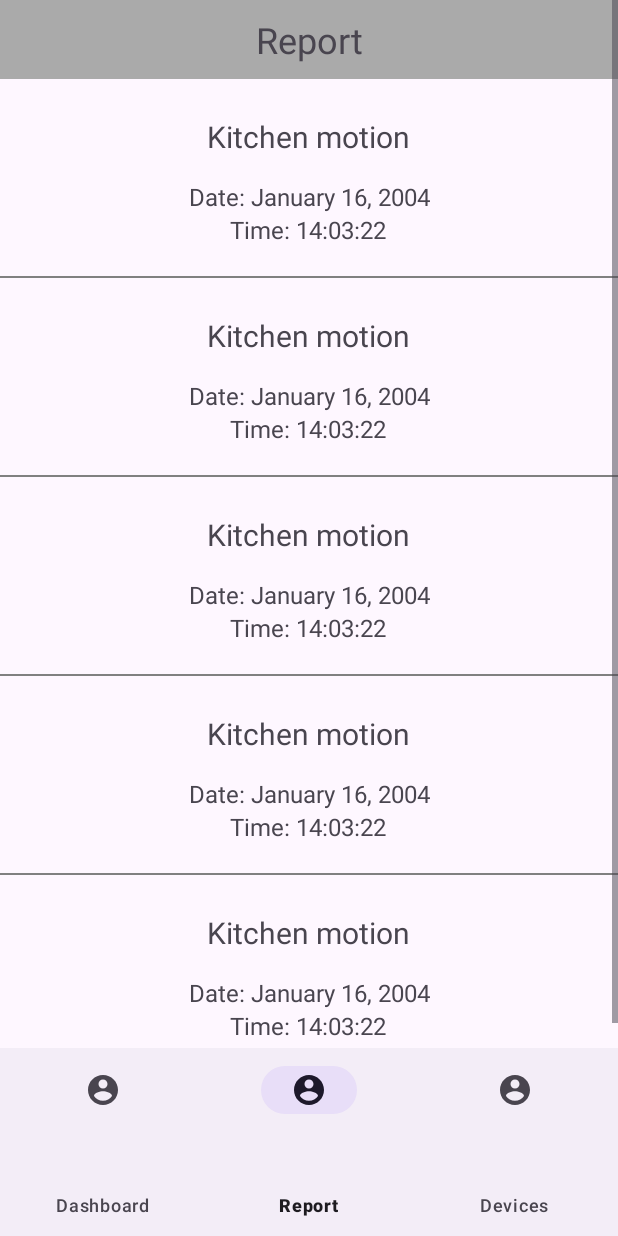
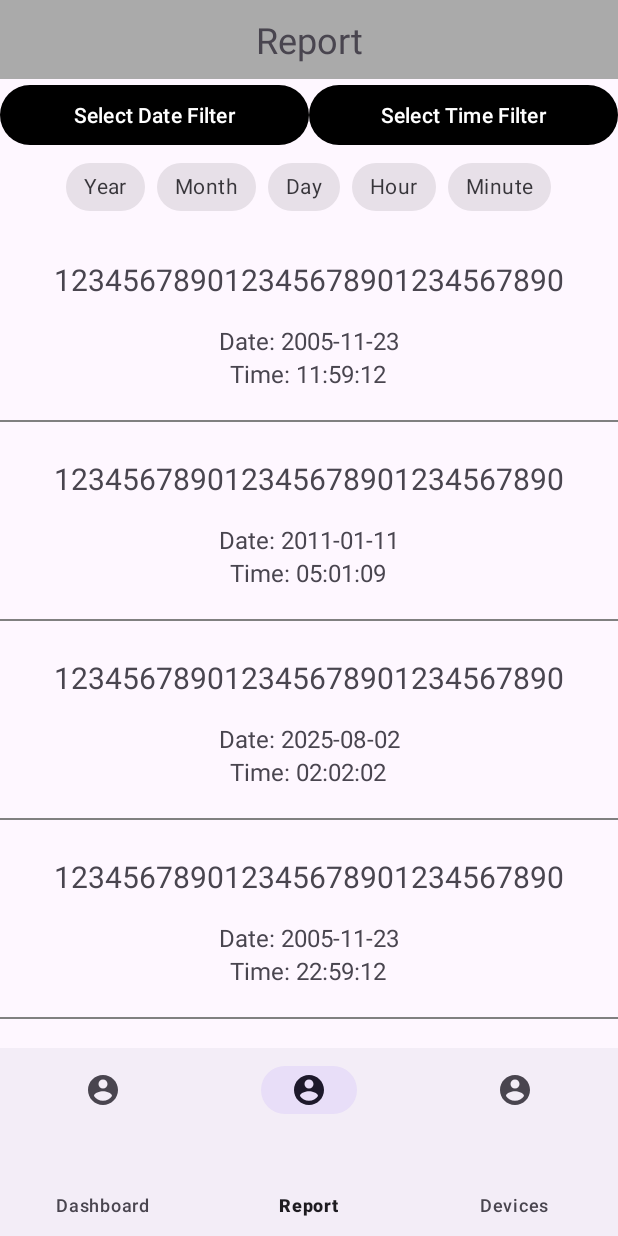
Before and after one commit to fcaanaak/ModSec, an Android app: the screen it shows after launch (MainActivity), item 2 of the bottom bar chosen, on a phone screen of 412 x 824 dp. Run offline under Robolectric (Android 15) with nearby library versions, the phone set to English and light mode, and no system bars.

Commit message:
Added basic filtration

```diff
--- a/ModSecApp/app/src/main/java/com/example/modsecapp/MainActivity.kt
+++ b/ModSecApp/app/src/main/java/com/example/modsecapp/MainActivity.kt
@@ -1,12 +1,12 @@
 package com.example.modsecapp
 
 import android.os.Bundle
-import android.widget.Toast
 import androidx.appcompat.app.AppCompatActivity
 import com.google.android.material.bottomnavigation.BottomNavigationView
 import androidx.fragment.app.Fragment
-import androidx.recyclerview.widget.RecyclerView
-
+import com.example.modsecapp.pages.dashboard.DashboardFragment
+import com.example.modsecapp.pages.devices.DevicesFragment
+import com.example.modsecapp.pages.report.ReportFragment
 
 class MainActivity : AppCompatActivity() {
 
--- a/ModSecApp/app/src/main/java/com/example/modsecapp/ReportEntry.kt
+++ /dev/null
@@ -1,9 +0,0 @@
-package com.example.modsecapp
-
-data class ReportEntry(var reportingDevice:String, var date:String,var time:String){
-
-    init{
-        date = "Date: $date"
-        time = "Time: $time"
-    }
-}
--- a/ModSecApp/app/src/main/java/com/example/modsecapp/ReportFragment.kt
+++ /dev/null
@@ -1,76 +0,0 @@
-package com.example.modsecapp
-
-import android.os.Bundle
-import androidx.fragment.app.Fragment
-import android.view.LayoutInflater
-import android.view.View
-import android.view.ViewGroup
-import androidx.recyclerview.widget.LinearLayoutManager
-import androidx.recyclerview.widget.RecyclerView
-
-/**
- * A simple [Fragment] subclass.
- * Use the [ReportFragment.newInstance] factory method to
- * create an instance of this fragment.
- */
-class ReportFragment : Fragment() {
-    // TODO: Rename and change types of parameters
-
-
-    override fun onCreate(savedInstanceState: Bundle?) {
-        super.onCreate(savedInstanceState)
-
-
-
-    }
-    override fun onCreateView(
-        inflater: LayoutInflater, container: ViewGroup?,
-        savedInstanceState: Bundle?
-
-    ): View? {
-
-        // Inflate the layout for this fragment
-        val view: View? = inflater.inflate(R.layout.fragment_report, container, false)
-        setupReportData(view)
-
-        return view
-    }
-
-    private fun setupReportData(view:View?){
-        /**
-         *
-         * Hook up the data array that holds the reports to the UI
-         */
-
-        // Ignore the warning here, we are passing in a view created earlier
-        val recyclerView = view!!.findViewById<RecyclerView>(R.id.recyclerView)
-
-        val examData = generateTestDataList()
-
-        recyclerView.layoutManager = LinearLayoutManager(this@ReportFragment.context)
-
-        val adapter = ReportAdapter(examData)
-        recyclerView.adapter = adapter
-    }
-
-    private fun generateTestDataList(): List<ReportEntry>{
-        /**
-         * Method to generate sample data array for Reports (remove later)
-         *
-         */
-
-        return mutableListOf<ReportEntry>(
-            ReportEntry("Kitchen motion detector","January 16, 2004","14:03:22"),
-            ReportEntry("Kitchen motion detector","January 16, 2004","14:03:22"),
-            ReportEntry("Kitchen motion detector","January 16, 2004","14:03:22"),
-            ReportEntry("Kitchen motion detector","January 16, 2004","14:03:22"),
-            ReportEntry("Kitchen motion detector","January 16, 2004","14:03:22"),
-            ReportEntry("Kitchen motion detector","January 16, 2004","14:03:22"),
-            ReportEntry("Kitchen motion detector","January 16, 2004","14:03:22"),
-            ReportEntry("Kitchen motion detector","January 16, 2004","14:03:22"),
-            ReportEntry("Kitchen motion detector","January 16, 2004","14:03:22"),
-            ReportEntry("Kitchen motion detector","January 16, 2004","14:03:22"),
-        )
-    }
-
-}
--- a/ModSecApp/app/src/main/java/com/example/modsecapp/ReportAdapter.kt
+++ b/ModSecApp/app/src/main/java/com/example/modsecapp/pages/report/ReportAdapter.kt
@@ -1,14 +1,14 @@
-package com.example.modsecapp
+package com.example.modsecapp.pages.report
 
 import android.view.LayoutInflater
 import android.view.View
 import android.view.ViewGroup
-import android.widget.ImageView
 import android.widget.TextView
 import androidx.recyclerview.widget.RecyclerView
+import com.example.modsecapp.R
+import com.example.modsecapp.pages.report.ReportEntry
 
-
-class ReportAdapter( val reportList: List<ReportEntry>) :
+class ReportAdapter( var reportList: List<ReportEntry>) :
     RecyclerView.Adapter<ReportAdapter.MyViewHolder>() {
 
     override fun onCreateViewHolder(parent: ViewGroup, viewType: Int): MyViewHolder {
@@ -20,13 +20,18 @@ class ReportAdapter( val reportList: List<ReportEntry>) :
         val ReportEntry = reportList[position]
 
         holder.entryDeviceName.text = ReportEntry.reportingDevice
-        holder.entryDate.text = ReportEntry.date
-        holder.entryTime.text = ReportEntry.time
+        holder.entryDate.text = ReportEntry.displayDate
+        holder.entryTime.text = ReportEntry.displayTime
 
     }
 
     override fun getItemCount(): Int {
         return reportList.size
+    }
+
+    fun updateList(newList: List<ReportEntry>){
+        reportList = newList
+        notifyDataSetChanged()
     }
 
     // ViewHolder class
--- /dev/null
+++ b/ModSecApp/app/src/main/java/com/example/modsecapp/pages/report/ReportEntry.kt
@@ -0,0 +1,18 @@
+package com.example.modsecapp.pages.report
+
+import java.time.LocalDateTime
+
+
+data class ReportEntry(var reportingDevice:String, var dateTimeObject: LocalDateTime){
+
+
+    val year = dateTimeObject.year
+    val month = dateTimeObject.month
+    val day = dateTimeObject.dayOfMonth
+    val hour = dateTimeObject.hour
+    val minute = dateTimeObject.minute
+
+    val displayDate = "Date: ${dateTimeObject.toLocalDate()}"
+    val displayTime = "Time: ${dateTimeObject.toLocalTime()}"
+
+}
--- /dev/null
+++ b/ModSecApp/app/src/main/java/com/example/modsecapp/pages/report/ReportFragment.kt
@@ -0,0 +1,261 @@
+package com.example.modsecapp.pages.report
+
+import android.app.DatePickerDialog
+import android.app.TimePickerDialog
+import android.os.Bundle
+import android.util.Log
+import android.view.LayoutInflater
+import android.view.View
+import android.view.ViewGroup
+import android.widget.Button
+import androidx.fragment.app.Fragment
+import androidx.recyclerview.widget.LinearLayoutManager
+import androidx.recyclerview.widget.RecyclerView
+import com.example.modsecapp.R
+import java.util.Calendar
+import com.example.modsecapp.pages.report.filter.ReportFilter
+import com.google.android.material.chip.Chip
+import com.google.android.material.chip.ChipGroup
+import java.time.LocalDateTime
+
+/**
+ * A simple [androidx.fragment.app.Fragment] subclass.
+ * Use the [ReportFragment.newInstance] factory method to
+ * create an instance of this fragment.
+ */
+class ReportFragment : Fragment() {
+
+
+
+    // UI Widgets
+    private lateinit var dateFilterButton: Button
+    private lateinit var timeFilterButton: Button
+    private lateinit var reportFiltersChipGroup: ChipGroup
+    private lateinit var reportFilterChipYear: Chip
+    private lateinit var reportFilterChipMonth: Chip
+    private lateinit var reportFilterChipDay: Chip
+    private lateinit var reportFilterChipHour: Chip
+    private lateinit var reportFilterChipMinute: Chip
+
+    private lateinit var reportRecyclerView: RecyclerView
+    private lateinit var reportEntryAdapter: ReportAdapter
+
+    // Entry arrays
+
+    private lateinit var originalEntries: MutableList<ReportEntry>
+    private lateinit var dynamicEntries: MutableList<ReportEntry>
+
+
+    // Filter Object
+
+    private lateinit var reportFilter: ReportFilter
+
+    override fun onCreate(savedInstanceState: Bundle?) {
+        super.onCreate(savedInstanceState)
+
+    }
+
+    override fun onCreateView(
+        inflater: LayoutInflater, container: ViewGroup?,
+        savedInstanceState: Bundle?
+
+    ): View? {
+
+        reportFilter = ReportFilter()
+
+        // Inflate the layout for this fragment
+        val view: View? = inflater.inflate(R.layout.fragment_report, container, false)
+        setupReportData(view)
+
+        dateFilterButton = view!!.findViewById(R.id.reportFilterDateButton)
+        timeFilterButton = view!!.findViewById(R.id.reportFilterTimeButton)
+
+        reportFiltersChipGroup = view!!.findViewById(R.id.reportFiltersChipGroup)
+
+        reportFilterChipYear = view!!.findViewById(R.id.reportFilterChipYear)
+        reportFilterChipMonth = view!!.findViewById(R.id.reportFilterChipMonth)
+        reportFilterChipDay = view!!.findViewById(R.id.reportFilterChipDay)
+        reportFilterChipHour = view!!.findViewById(R.id.reportFilterChipHour)
+        reportFilterChipMinute = view!!.findViewById(R.id.reportFilterChipMinute)
+
+        reportFiltersChipGroup.setOnCheckedStateChangeListener { group, checkedIds ->
+
+            reportFilter.disableAllFilters()
+
+            for (id in checkedIds){
+
+                when (id){
+                    R.id.reportFilterChipYear -> reportFilter.yearKey.active = true
+                    R.id.reportFilterChipMonth -> reportFilter.monthKey.active = true
+                    R.id.reportFilterChipDay -> reportFilter.dayKey.active = true
+                    R.id.reportFilterChipHour -> reportFilter.hourKey.active = true
+                    R.id.reportFilterChipMinute -> reportFilter.minuteKey.active = true
+
+                }
+
+            }
+
+            // Testing out filtration, delete later if needed
+            reportEntryAdapter.updateList(
+                originalEntries.filter{
+                    it.year == reportFilter.yearKey.data
+                }.toMutableList()
+
+            )
+
+        }
+
+
+           /*
+            originalEntries.filterTo(dynamicEntries){
+               it.year
+           }
+           */
+
+
+        setupDateFilter(view,dateFilterButton)
+        setupTimeFilter(view,timeFilterButton)
+
+
+        return view
+    }
+
+
+    private fun setupTimeFilter(view: View?, timeFilterButton: Button){
+
+        val leastDoubleDigitNumber = 10
+
+        timeFilterButton.setOnClickListener {
+
+            val c = Calendar.getInstance()
+
+            val hour = c.get(Calendar.HOUR)
+            val minute = c.get(Calendar.MINUTE)
+
+            val timePickerDialog = this.context?.let {it ->
+                TimePickerDialog(
+                    it,
+                    { view, hour, minute ->
+
+                        val hourString = if (hour < leastDoubleDigitNumber) "0$hour" else hour
+                        val minuteString = if (minute < leastDoubleDigitNumber) "0$minute" else minute
+
+                        timeFilterButton.text = "Time Filter $hourString:$minuteString"
+
+                        reportFilter.minuteKey.data = minute
+                        reportFilter.hourKey.data = hour
+
+                        reportFilterChipHour.text = getString(R.string.report_filter_chip_hour_text, hour)
+                        reportFilterChipMinute.text = getString(R.string.report_filter_chip_minute_text, minute)
+
+                    },
+                    hour,
+                    minute,
+                    false
+                ).apply { show() }
+            }
+        }
+
+    }
+    private fun setupDateFilter(view: View?, dateFilterButton: Button){
+
+        dateFilterButton.setOnClickListener {
+            val c = Calendar.getInstance()
+
+            // on below line we are getting
+            // our day, month and year.
+            val year = c.get(Calendar.YEAR)
+            val month = c.get(Calendar.MONTH)
+            val day = c.get(Calendar.DAY_OF_MONTH)
+
+            // on below line we are creating a
+            // variable for date picker dialog.
+            val datePickerDialog = this.context?.let { it1 ->
+                DatePickerDialog(
+
+                    it1,
+                    { view, year, monthOfYear, dayOfMonth ->
+                        val dat = "Date Filter ${(dayOfMonth.toString() + "-" + (monthOfYear + 1) + "-" + year)}"
+                        dateFilterButton.text = dat
+
+                        reportFilter.yearKey.data = year
+                        reportFilter.monthKey.data = monthOfYear
+                        reportFilter.dayKey.data = dayOfMonth
+
+                        setDateChipsText(year,monthOfYear,dayOfMonth)
+                    },
+                    year,
+                    month,
+                    day
+                )
+            }
+            datePickerDialog!!.show()
+        }
+    }
+
+    private fun setDateChipsText(year:Int, month:Int, day: Int){
+
+        val monthNames: Array<String> = arrayOf(
+            "Jan", "Feb", "Mar", "Apr", "May", "Jun",
+            "July", "Aug", "Sept", "Oct" , "Nov", "Dec"
+        )
+
+        reportFilterChipYear.text = getString(
+            R.string.report_filter_chip_year_text,
+            year
+        )
+
+        reportFilterChipMonth.text = getString(
+            R.string.report_filter_chip_month_text,
+            monthNames[month]
+        )
+
+        reportFilterChipDay.text = getString(
+            R.string.report_filter_chip_day_text,
+            day
+        )
+    }
+
+    private fun setupReportData(view: View?){
+        /**
+         *
+         * Hook up the data array that holds the reports to the UI
+         */
+
+        // Ignore the warning here, we are passing in a view created earlier
+        reportRecyclerView = view!!.findViewById<RecyclerView>(R.id.recyclerView)
+
+        originalEntries = generateTestDataList()
+        dynamicEntries = originalEntries.toMutableList()
+
+        reportRecyclerView.layoutManager = LinearLayoutManager(this@ReportFragment.context)
+
+        reportEntryAdapter = ReportAdapter(dynamicEntries)
+        reportRecyclerView.adapter = reportEntryAdapter
+
+    }
+
+    private fun generateTestDataList(): MutableList<ReportEntry>{
+        /**
+         * Method to generate sample data array for Reports (remove later)
+         *
+         */
+
+        return mutableListOf<ReportEntry>(
+            ReportEntry("123456789012345678901234567890", LocalDateTime.of(
+                2005, 11, 23, 11, 59,12
+            )),
+            ReportEntry("123456789012345678901234567890", LocalDateTime.of(
+                2011, 1, 11, 5, 1,9
+            )),
+            ReportEntry("123456789012345678901234567890", LocalDateTime.of(
+                2025, 8, 2, 2, 2,2
+            )),
+            ReportEntry("123456789012345678901234567890", LocalDateTime.of(
+                2005, 11, 23, 22, 59,12
+            )),
+
+            )
+    }
+
+}
--- /dev/null
+++ b/ModSecApp/app/src/main/java/com/example/modsecapp/pages/report/filter/FilterKey.kt
@@ -0,0 +1,3 @@
+package com.example.modsecapp.pages.report.filter
+
+data class FilterKey<T>(var data:T, var active: Boolean=false)
--- a/ModSecApp/app/src/main/res/layout/fragment_dashboard.xml
+++ b/ModSecApp/app/src/main/res/layout/fragment_dashboard.xml
@@ -3,7 +3,7 @@
     xmlns:tools="http://schemas.android.com/tools"
     android:layout_width="match_parent"
     android:layout_height="match_parent"
-    tools:context=".DashboardFragment">
+    tools:context=".pages.dashboard.DashboardFragment">
 
     <!-- TODO: Update blank fragment layout -->
     <TextView
--- a/ModSecApp/app/src/main/res/layout/fragment_device_settings.xml
+++ b/ModSecApp/app/src/main/res/layout/fragment_device_settings.xml
@@ -3,7 +3,7 @@
     xmlns:tools="http://schemas.android.com/tools"
     android:layout_width="match_parent"
     android:layout_height="match_parent"
-    tools:context=".DevicesFragment">
+    tools:context=".pages.devices.DevicesFragment">
 
     <!-- TODO: Update blank fragment layout -->
     <TextView
--- a/ModSecApp/app/src/main/res/layout/fragment_report.xml
+++ b/ModSecApp/app/src/main/res/layout/fragment_report.xml
@@ -1,9 +1,10 @@
 <?xml version="1.0" encoding="utf-8"?>
 <ScrollView xmlns:android="http://schemas.android.com/apk/res/android"
+    xmlns:app="http://schemas.android.com/apk/res-auto"
     xmlns:tools="http://schemas.android.com/tools"
     android:layout_width="match_parent"
     android:layout_height="match_parent"
-    tools:context=".ReportFragment">
+    tools:context=".pages.report.ReportFragment">
 
     <LinearLayout
         android:layout_width="match_parent"
@@ -20,6 +21,71 @@
             android:textAlignment="center"
             android:textSize="24sp" />
 
+        <LinearLayout
+            android:id = "@+id/filters"
+            android:layout_width="match_parent"
+            android:layout_height="match_parent"
+            android:orientation="horizontal">
+
+            <Button
+                android:id="@+id/reportFilterDateButton"
+                android:layout_width="match_parent"
+                android:layout_height="wrap_content"
+                android:layout_weight="1"
+                android:text="@string/report_filter_button_date_default" />
+
+            <Button
+                android:id="@+id/reportFilterTimeButton"
+                android:layout_width="match_parent"
+                android:layout_height="wrap_content"
+                android:layout_weight="1"
+                android:text="@string/report_filter_button_time_default" />
+        </LinearLayout>
+
+        <com.google.android.material.chip.ChipGroup
+            android:id="@+id/reportFiltersChipGroup"
+            android:layout_width="wrap_content"
+            android:layout_height="wrap_content"
+            android:layout_gravity="center">
+
+            <com.google.android.material.chip.Chip
+                android:id="@+id/reportFilterChipYear"
+                style="@style/Widget.MaterialComponents.Chip.Choice"
+                android:layout_width="wrap_content"
+                android:layout_height="wrap_content"
+                android:text="@string/report_filter_chip_year_placeholder" />
+
+            <com.google.android.material.chip.Chip
+                android:id="@+id/reportFilterChipMonth"
+                style="@style/Widget.MaterialComponents.Chip.Choice"
+                android:layout_width="wrap_content"
+                android:layout_height="wrap_content"
+                android:text="@string/report_filter_chip_month_placeholder" />
+
+            <com.google.android.material.chip.Chip
+                android:id="@+id/reportFilterChipDay"
+                style="@style/Widget.MaterialComponents.Chip.Choice"
+                android:layout_width="wrap_content"
+                android:layout_height="wrap_content"
+                android:text="@string/report_filter_chip_day_placeholder" />
+
+            <com.google.android.material.chip.Chip
+                android:id="@+id/reportFilterChipHour"
+                style="@style/Widget.MaterialComponents.Chip.Choice"
+                android:layout_width="wrap_content"
+                android:layout_height="wrap_content"
+                android:text="@string/report_filter_chip_hour_placeholder" />
+
+            <com.google.android.material.chip.Chip
+                android:id="@+id/reportFilterChipMinute"
+                style="@style/Widget.MaterialComponents.Chip.Choice"
+                android:layout_width="wrap_content"
+                android:layout_height="wrap_content"
+                android:text="@string/report_filter_chip_minute_placeholder" />
+
+        </com.google.android.material.chip.ChipGroup>
+
+
         <androidx.recyclerview.widget.RecyclerView
             android:id="@+id/recyclerView"
             android:layout_width="match_parent"
@@ -30,6 +96,7 @@
 
 
 
+
     </LinearLayout>
 
 
--- a/ModSecApp/app/src/main/res/layout/report_entry.xml
+++ b/ModSecApp/app/src/main/res/layout/report_entry.xml
@@ -8,11 +8,12 @@
 
     <TextView
         android:id="@+id/entryDeviceName"
-        android:layout_width="200dp"
+        android:layout_width="wrap_content"
         android:layout_height="wrap_content"
         android:layout_marginTop="24dp"
         android:gravity="center"
         android:maxLines="1"
+        android:maxLength="30"
         android:text="@string/report_entry_device_name_placeholder"
         android:textSize="20sp"
         app:layout_constraintEnd_toEndOf="parent"
--- a/ModSecApp/app/src/main/res/values/strings.xml
+++ b/ModSecApp/app/src/main/res/values/strings.xml
@@ -17,4 +17,30 @@
     <string name="report_entry_device_name_placeholder">Device Name</string>
     <string name="report_entry_date_placeholder">January 01, 2023</string>
     <string name="report_entry_time_placeholder">23:59:59</string>
+
+
+    <!-- ***Text for Report page*** -->
+
+    <!-- Text for Report filters -->
+
+    <!-- Text for filter chip title -->
+    <string name="report_filter_title">Filters:</string>
+
+    <!-- Default text for date filter key button -->
+    <string name="report_filter_button_date_default">Select Date Filter</string>
+    <string name="report_filter_button_time_default">Select Time Filter</string>
+
+    <!-- Placeholder text for report chips -->
+    <string name="report_filter_chip_year_placeholder">Year</string>
+    <string name="report_filter_chip_month_placeholder">Month</string>
+    <string name="report_filter_chip_day_placeholder">Day</string>
+    <string name="report_filter_chip_hour_placeholder">Hour</string>
+    <string name="report_filter_chip_minute_placeholder">Minute</string>
+
+    <!-- Text for report chips -->
+    <string name="report_filter_chip_year_text">Year: %1$d</string>
+    <string name="report_filter_chip_month_text">Month: %1$s</string>
+    <string name="report_filter_chip_day_text">Day: %1$d</string>
+    <string name="report_filter_chip_hour_text">Hour: %1$d</string>
+    <string name="report_filter_chip_minute_text">Minute: %1$d</string>
 </resources>
--- a/ModSecApp/app/src/main/res/values/themes.xml
+++ b/ModSecApp/app/src/main/res/values/themes.xml
@@ -3,10 +3,19 @@
     <style name="Base.Theme.ModSecApp" parent="Theme.Material3.DayNight.NoActionBar">
         <!-- Customize your light theme here. -->
         <!-- <item name="colorPrimary">@color/my_light_primary</item> -->
-        <item name="colorPrimary">@color/red</item>
+        <item name="colorPrimary">@color/black</item>
         <item name="colorPrimaryDark">@color/white</item>
-        <item name="colorAccent">@color/gray</item>
+        <item name="colorAccent">@color/white</item>
     </style>
+
+    <style name="MySpinnerDatePickerStyle" parent="android:Theme.Material.Dialog">
+        <item name="android:datePickerStyle">@style/MySpinnerDatePicker</item>
+    </style>
+
+    <style name="MySpinnerDatePicker" parent="android:Widget.Material.DatePicker">
+        <item name="android:datePickerMode">spinner</item>
+    </style>
+
 
     <style name="Theme.ModSecApp" parent="Base.Theme.ModSecApp" />
 
--- a/ModSecApp/gradle/libs.versions.toml
+++ b/ModSecApp/gradle/libs.versions.toml
@@ -1,5 +1,5 @@
 [versions]
-agp = "8.13.1"
+agp = "8.13.2"
 kotlin = "2.0.21"
 coreKtx = "1.17.0"
 junit = "4.13.2"
```
Also changed, not shown: ModSecApp/app/src/main/java/com/example/modsecapp/Constants.kt (added, +34 -0 lines), ModSecApp/app/src/main/java/com/example/modsecapp/pages/dashboard/DashboardFragment.kt (renamed from ModSecApp/app/src/main/java/com/example/modsecapp/DevicesFragment.kt, +8 -6 lines), ModSecApp/app/src/main/java/com/example/modsecapp/pages/devices/DevicesFragment.kt (renamed from ModSecApp/app/src/main/java/com/example/modsecapp/DashboardFragment.kt, +7 -7 lines), ModSecApp/app/src/main/java/com/example/modsecapp/pages/report/filter/ReportFilter.kt (added, +77 -0 lines).
